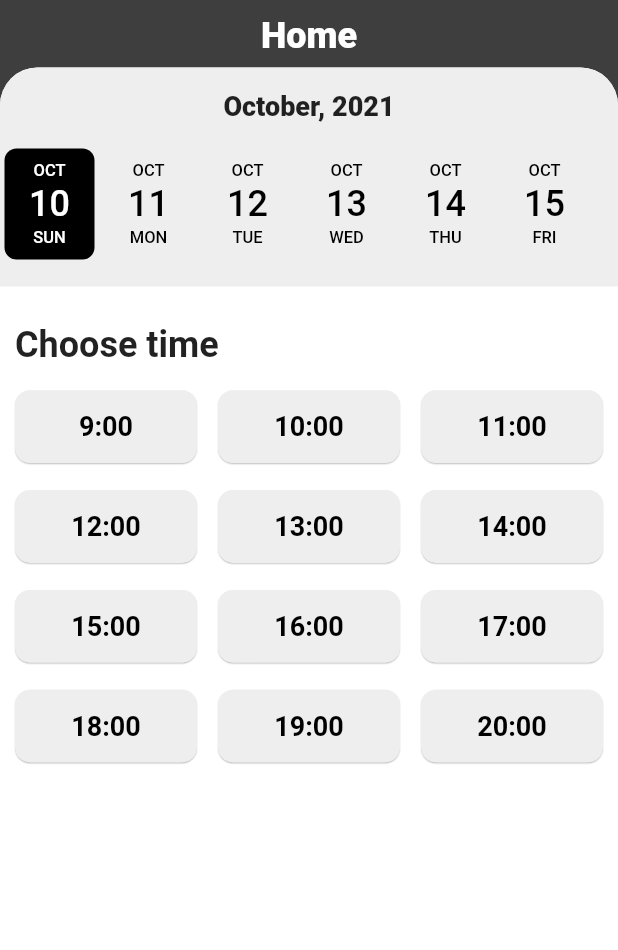
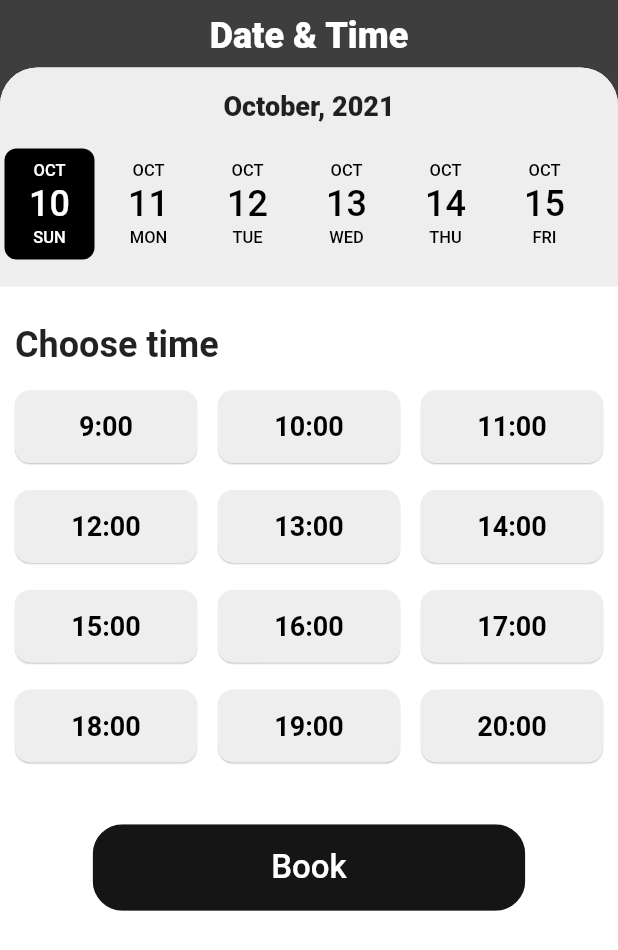
Before and after one commit to tuhu556/haircut_app, a Flutter app: the DatetimeScreen screen opened by its route, on a phone screen of 412 x 824 dp. Shown: the top 950 px of the screen. Run offline on Flutter 3.47's test engine with Material 2 defaults, Android fonts, the phone set to English and light mode, and no system bars; drawn by our look-alikes of date_picker_timeline; our stand-ins replace another_flushbar, flutter_svg, keyboard_dismisser; Roboto replaces fonts that are missing (Poppins).

Commit message:
Update schedule screen

```diff
--- a/lib/screens/datetime/components/body.dart
+++ b/lib/screens/datetime/components/body.dart
@@ -1,5 +1,7 @@
 import 'package:date_picker_timeline/date_picker_timeline.dart';
 import 'package:flutter/material.dart';
+import 'package:haircut_app/components/rounded_button.dart';
+import 'package:haircut_app/constants/color.dart';
 import 'package:intl/intl.dart';
 
 class Body extends StatefulWidget {
@@ -50,7 +52,7 @@ class _BodyState extends State<Body> {
                 children: <Widget>[
                   Container(
                     child: Text(
-                      "Home",
+                      "Date & Time",
                       style: TextStyle(
                         fontSize: 24,
                         fontWeight: FontWeight.w800,
@@ -137,18 +139,7 @@ class _BodyState extends State<Body> {
                           mainAxisSpacing: 18.0,
                           childAspectRatio: 2.5,
                           children:
-                            hours.map((hour) => /* Container(
-                              //padding: EdgeInsets.symmetric(horizontal: 30, vertical: 15),
-                              child: Text(
-                                hour["hour"] ?? "N/A",
-                                style: TextStyle(
-                                    fontSize: 18, fontWeight: FontWeight.bold),
-                              ),
-                              decoration: BoxDecoration(
-                                color: Color(0xFFEFEEEF),
-                                borderRadius: BorderRadius.all(Radius.circular(10.0)),
-                              ),
-                            ) */
+                            hours.map((hour) =>
                               ElevatedButton(
                                 style: ElevatedButton.styleFrom(
                                   textStyle: TextStyle(
@@ -169,67 +160,23 @@ class _BodyState extends State<Body> {
                                 child: Text(hour["hour"] ?? "N/A"),
                               ),
                             ).toList()
-                          /* List.generate(12, (index) {
-                              return Center(
-                                child: RaisedButton(
-                                  onPressed: (){},
-                                  color: Colors.greenAccent,
-                                  child: Text(
-                                    '${index + 9} AM',
-                                  ),
-                                ),
-                              );
-                            }
-                          ) */
                         )
-                        //getTextWidgets(),
-                        /* Row(
-                          mainAxisAlignment: MainAxisAlignment.spaceBetween,
-                          children: [
-                            getTextWidgets(),
-                            Container(
-                              padding: EdgeInsets.symmetric(horizontal: 40, vertical: 15),
-                              child: Text(
-                                "9:00",
-                                style: TextStyle(
-                                    fontSize: 18, fontWeight: FontWeight.bold),
-                              ),
-                              decoration: BoxDecoration(
-                                color: Color(0xFFEFEEEF),
-                                borderRadius: BorderRadius.all(Radius.circular(10.0)),
-                              ),
-                            ),
-                            Container(
-                              padding: EdgeInsets.symmetric(horizontal: 40, vertical: 15),
-                              child: Text(
-                                "9:00",
-                                style: TextStyle(
-                                    fontSize: 18, fontWeight: FontWeight.bold),
-                              ),
-                              decoration: BoxDecoration(
-                                color: Color(0xFFEFEEEF),
-                                borderRadius: BorderRadius.all(Radius.circular(10.0)),
-                              ),
-                            ),
-                            Container(
-                              padding: EdgeInsets.symmetric(horizontal: 40, vertical: 15),
-                              child: Text(
-                                "9:00",
-                                style: TextStyle(
-                                    fontSize: 18, fontWeight: FontWeight.bold),
-                              ),
-                              decoration: BoxDecoration(
-                                color: Color(0xFFEFEEEF),
-                                borderRadius: BorderRadius.all(Radius.circular(10.0)),
-                              ),
-                            ),
-                          ],
-                        ), */
+                      ),
+                      SizedBox(
+                        height: size.height * 0.05,
+                      ),
+                      Center(
+                        child: RoundedButton(
+                          text: "Book",
+                          press: () {
+                          },
+                          color: Color(0xFF151515),
+                          textColor: Colors.white
+                        ),
                       )
                     ],
                   ),
                 ),
-                //padding: EdgeInsets.symmetric(horizontal: 15),
                 decoration: BoxDecoration(
                   color: Colors.white,
                   borderRadius: BorderRadius.only(
```
